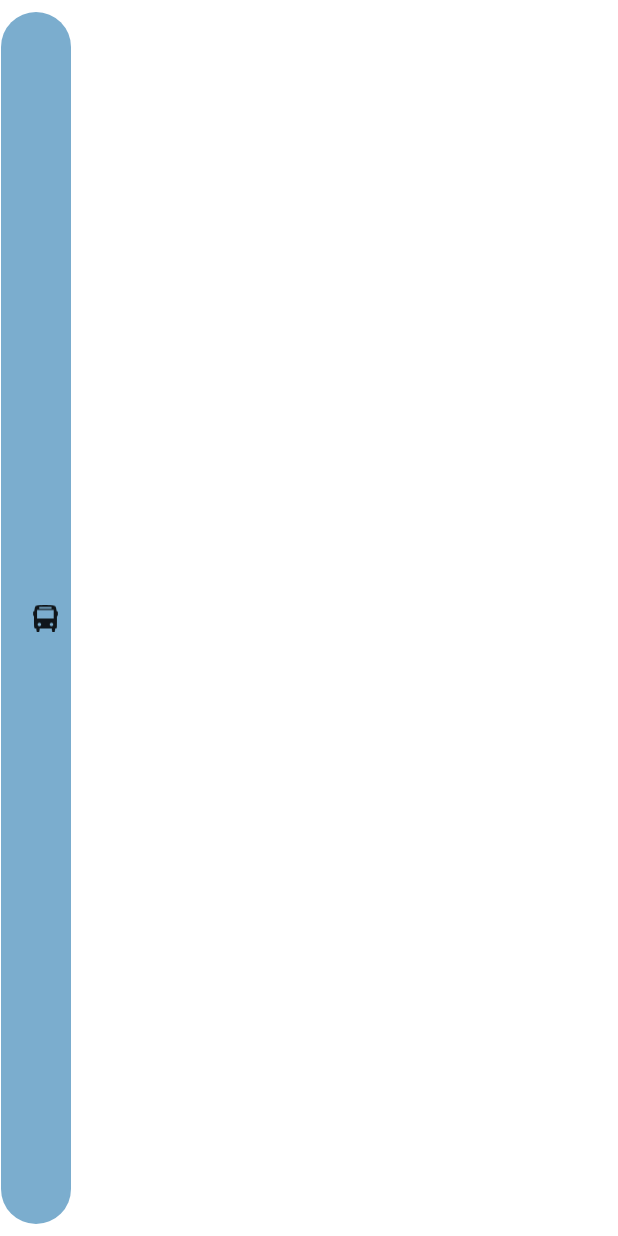
After one commit to bgilja/autotrolej-app, an Android app: the layout bus_chip.xml on its own in the app's theme, with its tools: preview values and no code run, on a phone screen of 412 x 824 dp. The commit adds this screen. Run offline under Robolectric (Android 15) with nearby library versions, the phone set to English and light mode, and no system bars.

Commit message:
added feature - following bus on map
removed comment

```diff
--- /dev/null
+++ b/Autotrolejapp/app/src/main/res/drawable/ic_bus_black.xml
@@ -0,0 +1,4 @@
+<vector android:height="20dp" android:viewportHeight="45.437"
+    android:viewportWidth="45.437" android:width="20dp" xmlns:android="http://schemas.android.com/apk/res/android">
+    <path android:fillColor="#FF000000" android:pathData="M41.403,11.11c-0.371,-3.627 -0.962,-6.451 -1.897,-7.561c-3.855,-4.564 -30.859,-4.898 -33.925,0c-0.75,1.2 -1.276,4.014 -1.629,7.567c-1.139,0.134 -2.026,1.093 -2.026,2.267v4.443c0,0.988 0.626,1.821 1.5,2.146c-0.207,6.998 -0.039,14.299 0.271,17.93c0,2.803 1.883,2.338 1.883,2.338h1.765v3.026c0,1.2 1.237,2.171 2.761,2.171c1.526,0 2.763,-0.971 2.763,-2.171V40.24h20.534v3.026c0,1.2 1.236,2.171 2.762,2.171c1.524,0 2.761,-0.971 2.761,-2.171V40.24h0.58c0,0 2.216,0.304 2.358,-1.016c0,-3.621 0.228,-11.646 0.04,-19.221c0.929,-0.291 1.607,-1.147 1.607,-2.177v-4.443C43.512,12.181 42.582,11.206 41.403,11.11zM12.176,4.2h20.735v3.137H12.176V4.2zM12.472,36.667c-1.628,0 -2.947,-1.32 -2.947,-2.948c0,-1.627 1.319,-2.946 2.947,-2.946s2.948,1.319 2.948,2.946C15.42,35.347 14.101,36.667 12.472,36.667zM32.8,36.667c-1.627,0 -2.949,-1.32 -2.949,-2.948c0,-1.627 1.321,-2.946 2.949,-2.946s2.947,1.319 2.947,2.946C35.748,35.347 34.428,36.667 32.8,36.667zM36.547,23.767H8.54V9.077h28.007V23.767z"/>
+</vector>
--- /dev/null
+++ b/Autotrolejapp/app/src/main/res/layout/bus_chip.xml
@@ -0,0 +1,14 @@
+<?xml version="1.0" encoding="utf-8"?>
+<com.google.android.material.chip.Chip xmlns:android="http://schemas.android.com/apk/res/android"
+    xmlns:app="http://schemas.android.com/apk/res-auto"
+    style="@style/Widget.MaterialComponents.Chip.Filter"
+    android:layout_width="wrap_content"
+    android:layout_height="match_parent"
+    android:text=""
+    android:textColor="#FBFBFB"
+    android:textColorHint="#FBFBFB"
+    android:textSize="15sp"
+    app:chipStrokeColor="#FFFFFF"
+    app:chipSurfaceColor="#89C1E6"
+    app:closeIcon="@drawable/ic_bus_black"
+    app:closeIconVisible="true" />
```
Also changed, not shown: Autotrolejapp/app/src/main/java/com/example/autotrolejapp/line_variant/LineVariantFragment.kt (+58 -16 lines), Autotrolejapp/app/src/main/res/layout/fragment_line_variant.xml (+36 -8 lines).
